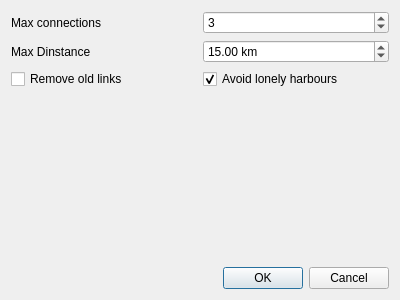
frabas/DISPLACE_GUI, file qtgui/linkharboursdialog.ui: the form before one commit.
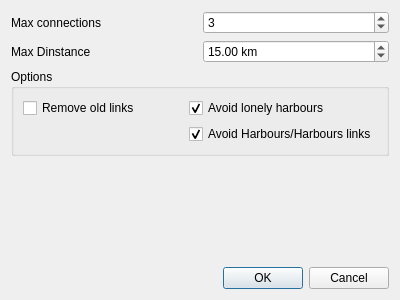
The form after the commit.

Commit message: Avoid Harbour/Harbour link Option. Fix #63

```diff
--- a/qtgui/linkharboursdialog.ui
+++ b/qtgui/linkharboursdialog.ui
@@ -14,14 +14,14 @@
    <string>Dialog</string>
   </property>
   <layout class="QGridLayout" name="gridLayout">
-   <item row="0" column="0">
-    <widget class="QLabel" name="label">
+   <item row="1" column="0">
+    <widget class="QLabel" name="label_2">
      <property name="text">
-      <string>Max connections</string>
+      <string>Max Dinstance</string>
      </property>
     </widget>
    </item>
-   <item row="5" column="0" colspan="2">
+   <item row="6" column="0" colspan="2">
     <widget class="QDialogButtonBox" name="buttonBox">
      <property name="orientation">
       <enum>Qt::Horizontal</enum>
@@ -31,7 +31,20 @@
      </property>
     </widget>
    </item>
-   <item row="4" column="0">
+   <item row="1" column="1">
+    <widget class="QDoubleSpinBox" name="maxDinstance">
+     <property name="suffix">
+      <string> km</string>
+     </property>
+     <property name="maximum">
+      <double>1000.000000000000000</double>
+     </property>
+     <property name="value">
+      <double>15.000000000000000</double>
+     </property>
+    </widget>
+   </item>
+   <item row="5" column="0">
     <spacer name="verticalSpacer">
      <property name="orientation">
       <enum>Qt::Vertical</enum>
@@ -44,16 +57,10 @@
      </property>
     </spacer>
    </item>
-   <item row="1" column="1">
-    <widget class="QDoubleSpinBox" name="maxDinstance">
-     <property name="suffix">
-      <string> km</string>
-     </property>
-     <property name="maximum">
-      <double>1000.000000000000000</double>
-     </property>
-     <property name="value">
-      <double>15.000000000000000</double>
+   <item row="0" column="0">
+    <widget class="QLabel" name="label">
+     <property name="text">
+      <string>Max connections</string>
      </property>
     </widget>
    </item>
@@ -67,28 +74,40 @@
      </property>
     </widget>
    </item>
-   <item row="1" column="0">
-    <widget class="QLabel" name="label_2">
-     <property name="text">
-      <string>Max Dinstance</string>
+   <item row="4" column="0" colspan="2">
+    <widget class="QGroupBox" name="groupBox">
+     <property name="title">
+      <string>Options</string>
      </property>
-    </widget>
-   </item>
-   <item row="2" column="0">
-    <widget class="QCheckBox" name="removeOldLinks">
-     <property name="text">
-      <string>Remove old links</string>
-     </property>
-    </widget>
-   </item>
-   <item row="2" column="1">
-    <widget class="QCheckBox" name="checkLonelyHarbours">
-     <property name="text">
-      <string>Avoid lonely harbours</string>
-     </property>
-     <property name="checked">
-      <bool>true</bool>
-     </property>
+     <layout class="QGridLayout" name="gridLayout_2">
+      <item row="0" column="1">
+       <widget class="QCheckBox" name="checkLonelyHarbours">
+        <property name="text">
+         <string>Avoid lonely harbours</string>
+        </property>
+        <property name="checked">
+         <bool>true</bool>
+        </property>
+       </widget>
+      </item>
+      <item row="0" column="0">
+       <widget class="QCheckBox" name="removeOldLinks">
+        <property name="text">
+         <string>Remove old links</string>
+        </property>
+       </widget>
+      </item>
+      <item row="1" column="1">
+       <widget class="QCheckBox" name="checkHarboursLinks">
+        <property name="text">
+         <string>Avoid Harbours/Harbours links</string>
+        </property>
+        <property name="checked">
+         <bool>true</bool>
+        </property>
+       </widget>
+      </item>
+     </layout>
     </widget>
    </item>
   </layout>
```
The commit also changes 3 other files.
